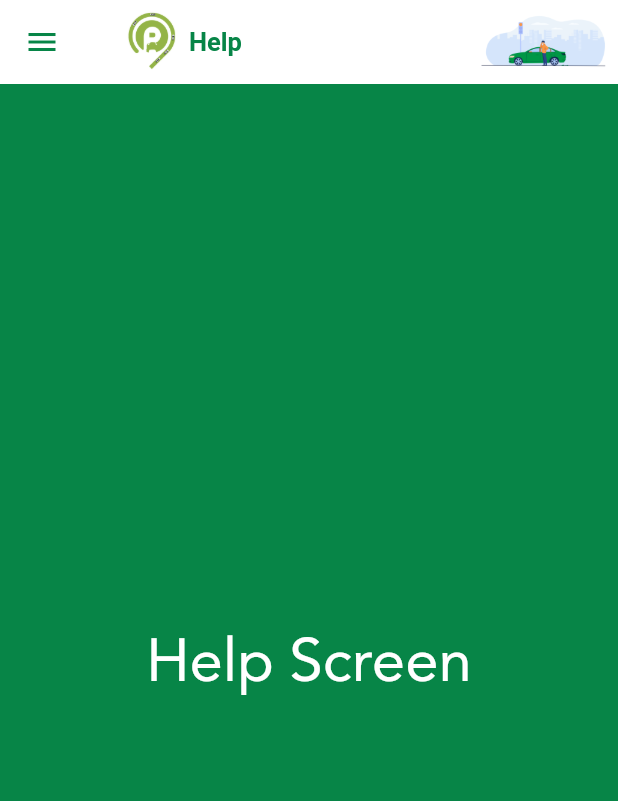
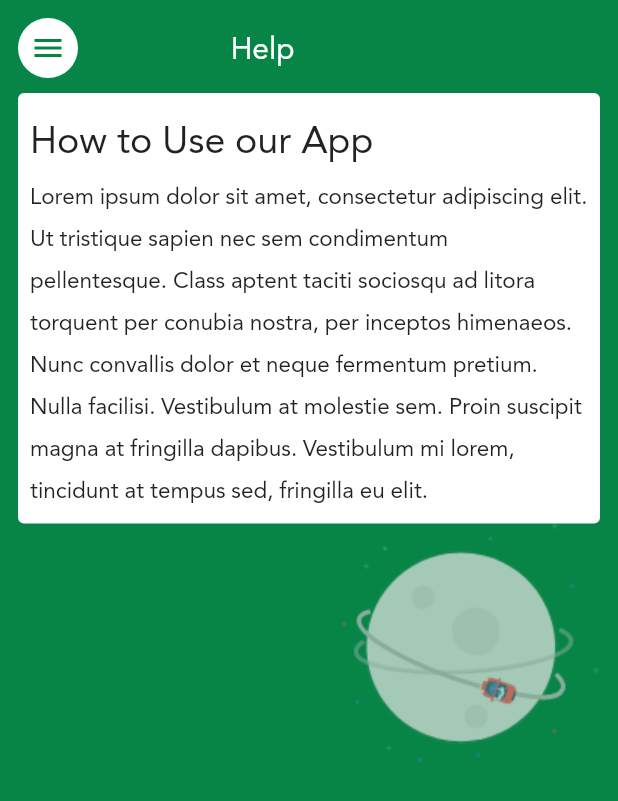
Before and after one commit to Dabash99/ParkinGrid, a Flutter app: the HelpScreen screen opened directly, on a phone screen of 412 x 824 dp. Shown: the top 801 px of the screen. Run offline on Flutter 3.47's test engine with Material 2 defaults, Android fonts, the phone set to English and light mode, and no system bars; our stand-ins replace bloc, circular_countdown_timer, conditional_builder, dio, flutter_bloc, fluttertoast and 5 more; missing offline and left inert: blinking_point, flutter_polyline_points; accounts and stored records are empty; network calls fail.

```diff
--- a/lib/models/parks_model.dart
+++ b/lib/models/parks_model.dart
@@ -36,6 +36,8 @@ class Parkings {
   String parkingFloor;
   String parkingName;
   String status;
+  String Mode;
+
   bool selected =false;
 
   Parkings(
@@ -53,6 +55,7 @@ class Parkings {
     parkingFloor = json['parking_Floor'];
     parkingName = json['parking_Name'];
     status = json['status'];
+    Mode =json['mode'];
   }
 
   Map<String, dynamic> toJson() {
--- a/lib/modules/help_screen.dart
+++ b/lib/modules/help_screen.dart
@@ -1,17 +1,74 @@
+import 'package:flutter/cupertino.dart';
 import 'package:flutter/material.dart';
 import 'package:parking_gird/shared/components/components.dart';
+import 'package:parking_gird/shared/styles/colors.dart';
 
 class HelpScreen extends StatelessWidget {
   @override
   Widget build(BuildContext context) {
+    var scaffoldKey = GlobalKey<ScaffoldState>();
+
     return Scaffold(
-      appBar: customAppBar(title: 'Help'),
+      key: scaffoldKey,
       drawer: customDrawer(context),
-      body: Center(
-        child: Text('Help Screen',style: TextStyle(
-          color: Colors.white,
-          fontSize: 40
-        ),),
+      body: SafeArea(
+        child: Padding(
+          padding: const EdgeInsets.all(12.0),
+          child: Column(
+            children: [
+              Row(
+                children: [
+                  GestureDetector(
+                    onTap: () {
+                      scaffoldKey.currentState.openDrawer();
+                    },
+                    child: CircleAvatar(
+                      backgroundColor: Colors.white,
+                      child: Icon(
+                        Icons.menu,
+                        color: defaultColor,
+                      ),
+                    ),
+                  ),
+                  Spacer(),
+                  Center(
+                      child: Text(
+                    'Help',
+                    style: TextStyle(color: Colors.white, fontSize: 20),
+                  )),
+                  Spacer(
+                    flex: 2,
+                  ),
+                ],
+              ),
+              SizedBox(
+                height: 10,
+              ),
+              Container(
+                decoration: BoxDecoration(color: Colors.white,borderRadius: BorderRadius.circular(4)),
+                child: Padding(
+                  padding: const EdgeInsets.all(8.0),
+                  child: Column(
+                    crossAxisAlignment: CrossAxisAlignment.start,
+                    children: [
+                      Text(
+                        'How to Use our App',
+                        style: TextStyle(fontSize: 25),
+                      ),
+                      Text(
+                        'Lorem ipsum dolor sit amet, consectetur adipiscing elit. Ut tristique sapien nec sem condimentum pellentesque. Class aptent taciti sociosqu ad litora torquent per conubia nostra, per inceptos himenaeos. Nunc convallis dolor et neque fermentum pretium. Nulla facilisi. Vestibulum at molestie sem. Proin suscipit magna at fringilla dapibus. Vestibulum mi lorem, tincidunt at tempus sed, fringilla eu elit.',
+                        style: TextStyle(fontSize: 15),
+                      ),
+                    ],
+                  ),
+                ),
+              ),
+              Align(alignment: Alignment.bottomRight,
+                  child: Image.asset('assets/images/I.png')),
+
+            ],
+          ),
+        ),
       ),
     );
   }
--- a/lib/modules/home_screen/cubit/home_cubit.dart
+++ b/lib/modules/home_screen/cubit/home_cubit.dart
@@ -93,10 +93,11 @@ class HomeCubit extends Cubit<HomeState> {
 
   GetAllParks getAllParks;
 
-  void getGarageParks({@required String GaName}){
+  void getGarageParks({@required String GaName,String mode}){
     emit(LoadingAllParksDataState());
     DioHelper.getData(url: GETPARKS,query:{
-      'garagename': GaName
+      'garagename': GaName,
+      'mode': mode?? ''
     }).then((value) {
       getAllParks=GetAllParks.fromJson(value.data);
       emit(SuccessAllParksDataState(getAllParks));
```
Also changed, not shown: lib/modules/home_screen/home_screen.dart (+57 -21 lines), lib/modules/parking_screen/parking_screen.dart (+7 -4 lines), lib/shared/components/components.dart (+27 -8 lines), lib/util/Mode.dart (added, +7 -0 lines), lib/util/cutom_dialog.dart (added, +115 -0 lines).
